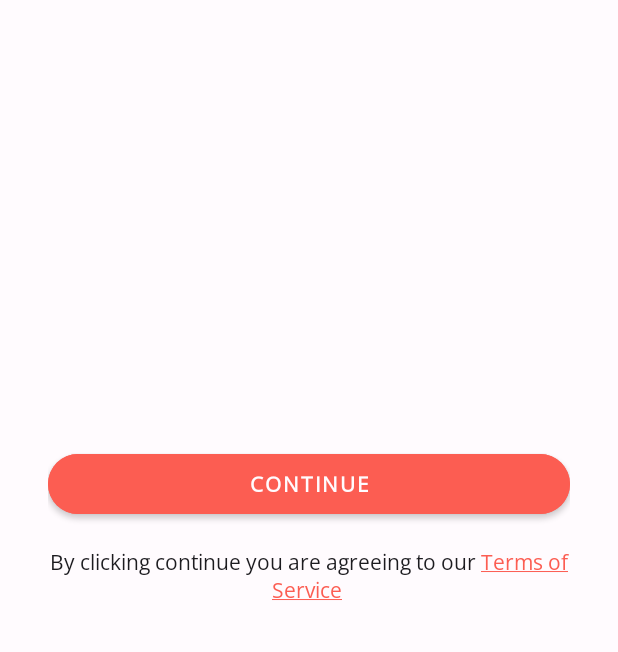
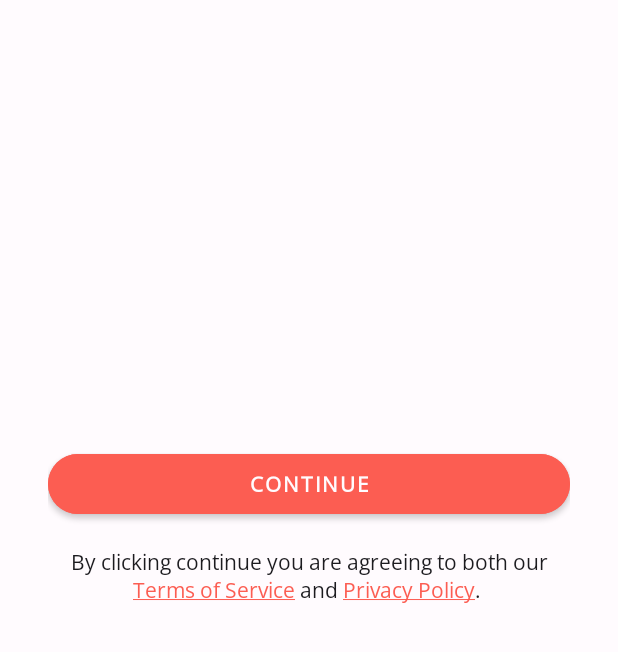
Before and after one commit to PamCatten/hot-stuff, an Android app: the OnboardFragment screen opened directly, with no data from a screen before it, on a phone screen of 412 x 824 dp, the part 584-1236 px from its top. Run offline under Robolectric (Android 15) with nearby library versions, the phone set to English and light mode, and no system bars; our stand-ins replace navigation-ui.

Commit message:
Add reference link on Onboard Page

```diff
--- a/app/src/main/res/values/strings.xml
+++ b/app/src/main/res/values/strings.xml
@@ -170,8 +170,9 @@
     <string name="link_terms">https://github.com/PamCatten/hot-stuff/blob/main/TERMS.md</string>
     <string name="link_privacy">https://github.com/PamCatten/hot-stuff/blob/main/PRIVACY.md</string>
     <!-- Onboard -->
-    <string name="onboard_disclaimer">By clicking continue you are agreeing to our
-        <a href="https://github.com/PamCatten/hot-stuff/blob/main/TERMS.md">Terms of Service</a>
+    <string name="onboard_disclaimer">By clicking continue you are agreeing to both our
+        <a href="https://github.com/PamCatten/hot-stuff/blob/main/TERMS.md">Terms of Service</a> and
+        <a href="https://github.com/PamCatten/hot-stuff/blob/main/PRIVACY.md">Privacy Policy</a>.
     </string>
     <string name="onboard_button_skip">SKIP</string>
     <string name="onboard_button_move">NEXT</string>
```
